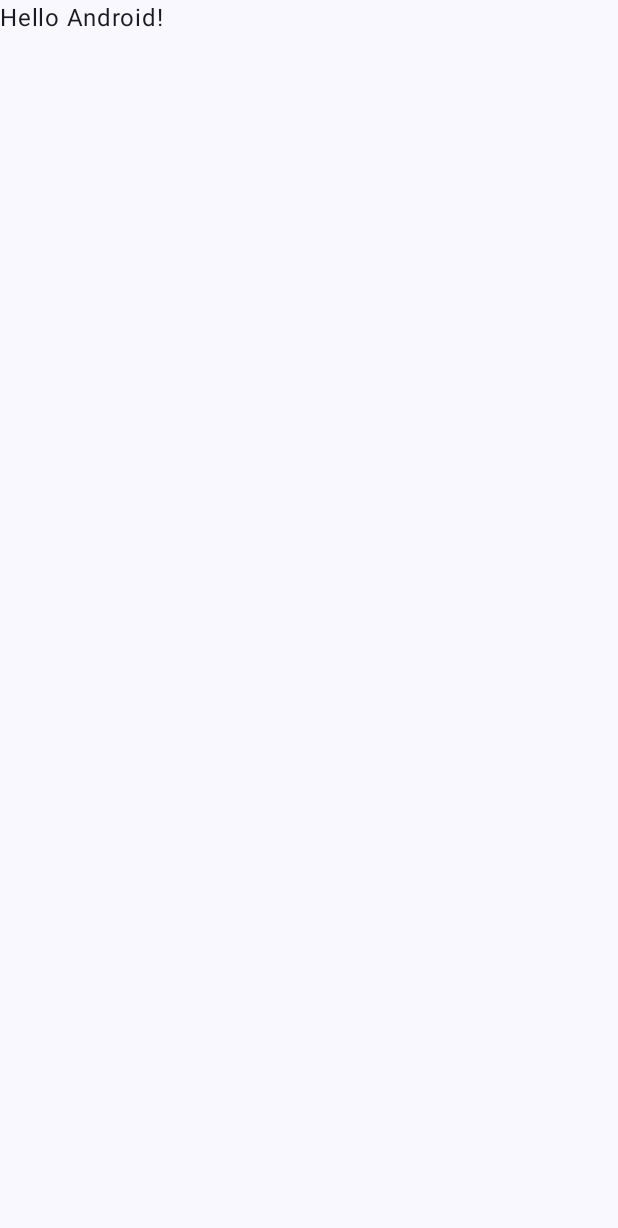
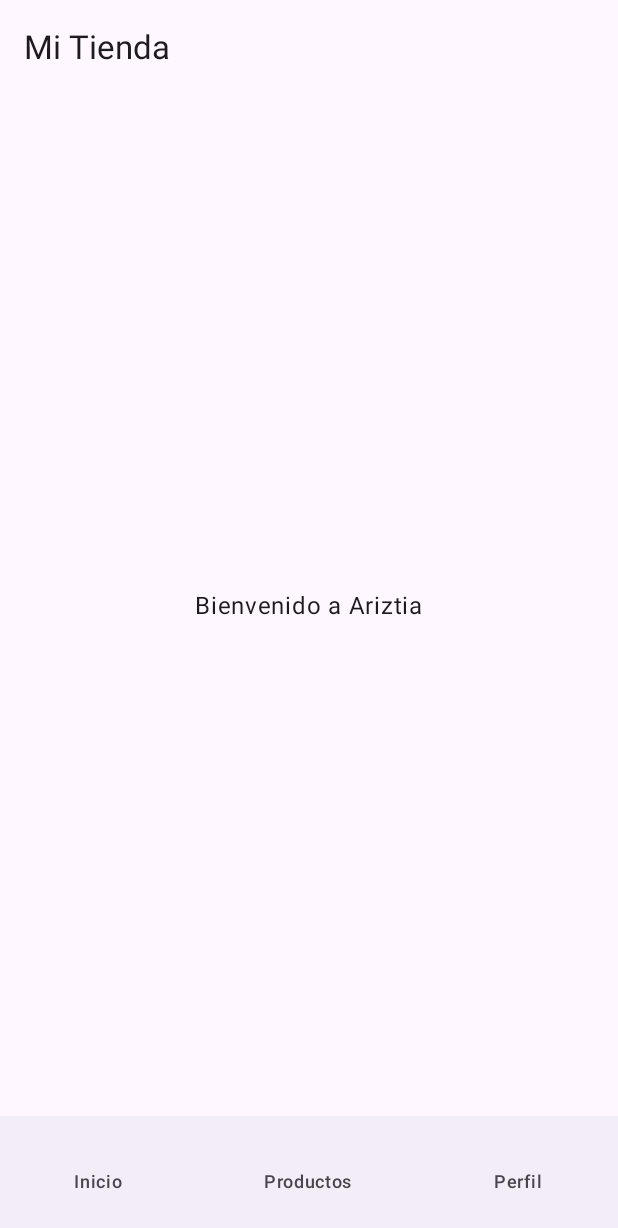
Before and after one commit to MatiCaroB/TrabajoAplicacionesMoviles, an Android app built with Jetpack Compose: the screen it shows after launch (MainActivity), on a phone screen of 412 x 824 dp. Before the commit the part shown is almost empty. Shown: the top 1228 px of the screen. Run offline under Robolectric (Android 15) with nearby library versions, the phone set to English and light mode, and no system bars; 2 statements that could not run were skipped.

Commit message:
No sé qué hice. Agregados errores para corregir luego

```diff
--- a/ATAP/app/build.gradle.kts
+++ b/ATAP/app/build.gradle.kts
@@ -6,7 +6,7 @@ plugins {
 android {
     namespace = "com.example.atap"
     compileSdk {
-        version = release(36) {
+        version = release(37) {
             minorApiLevel = 1
         }
     }
--- a/ATAP/app/src/main/java/com/example/atap/MainActivity.kt
+++ b/ATAP/app/src/main/java/com/example/atap/MainActivity.kt
@@ -3,45 +3,29 @@ package com.example.atap
 import android.os.Bundle
 import androidx.activity.ComponentActivity
 import androidx.activity.compose.setContent
-import androidx.activity.enableEdgeToEdge
-import androidx.compose.foundation.layout.fillMaxSize
-import androidx.compose.foundation.layout.padding
-import androidx.compose.material3.Scaffold
-import androidx.compose.material3.Text
-import androidx.compose.runtime.Composable
-import androidx.compose.ui.Modifier
-import androidx.compose.ui.tooling.preview.Preview
-import com.example.atap.ui.theme.ATAPTheme
+
+import androidx.compose.material3.MaterialTheme
+
+import androidx.compose.material3.Surface
+
+import com.example.atap.ui.navigation.AppNavigation
+
 
 class MainActivity : ComponentActivity() {
+
     override fun onCreate(savedInstanceState: Bundle?) {
+
         super.onCreate(savedInstanceState)
-        enableEdgeToEdge()
+
         setContent {
-            ATAPTheme {
-                Scaffold(modifier = Modifier.fillMaxSize()) { innerPadding ->
-                    Greeting(
-                        name = "Android",
-                        modifier = Modifier.padding(innerPadding)
-                    )
+
+            MaterialTheme {
+
+                Surface {
+
+                    AppNavigation()
                 }
             }
         }
     }
 }
-
-@Composable
-fun Greeting(name: String, modifier: Modifier = Modifier) {
-    Text(
-        text = "Hello $name!",
-        modifier = modifier
-    )
-}
-
-@Preview(showBackground = true)
-@Composable
-fun GreetingPreview() {
-    ATAPTheme {
-        Greeting("Android")
-    }
-}
--- a/ATAP/app/src/main/java/com/example/atap/ui/navigation/AppNavigation.kt
+++ b/ATAP/app/src/main/java/com/example/atap/ui/navigation/AppNavigation.kt
@@ -1 +1,110 @@
 package com.example.atap.ui.navigation
+
+import androidx.compose.runtime.getValue
+import androidx.navigation.compose.currentBackStackEntryAsState
+import androidx.compose.foundation.layout.padding
+import androidx.compose.material3.ExperimentalMaterial3Api
+import androidx.compose.material3.NavigationBar
+import androidx.compose.material3.NavigationBarItem
+import androidx.compose.material3.Scaffold
+import androidx.compose.material3.Text
+import androidx.compose.material3.TopAppBar
+import androidx.compose.runtime.Composable
+import androidx.compose.ui.Modifier
+import androidx.lifecycle.viewmodel.compose.viewModel
+import androidx.navigation.compose.NavHost
+import androidx.navigation.compose.composable
+import androidx.navigation.compose.rememberNavController
+import com.example.atap.ui.screeen.HomeScreen
+import com.example.atap.ui.screeen.PerfilScreen
+import com.example.atap.ui.screeen.ProductosScreen
+import com.example.atap.ui.viewmodel.MainViewModel
+
+@OptIn(ExperimentalMaterial3Api::class)
+@Composable
+fun AppNavigation() {
+
+    val backStackEntry by navController
+        .currentBackStackEntryAsState()
+
+    val currentRoute =
+        backStackEntry?.destination?.route
+
+    val navController = rememberNavController()
+    val viewModel: MainViewModel = viewModel()
+
+
+
+    Scaffold (
+        topBar = {
+
+            TopAppBar(
+                title = {
+                    Text("Mi Tienda")
+                }
+            )
+        },
+        bottomBar = {
+            NavigationBar {
+
+                NavigationBarItem(
+                    selected = false,
+                    onClick = {
+                        navController.navigate(AppRoutes.HOME)
+                    },
+                    icon = {},
+                    label = {
+                        Text("Inicio")
+                    }
+                )
+
+                NavigationBarItem(
+                    selected = false,
+                    onClick = {
+                        navController.navigate(AppRoutes.PRODUCTOS)
+                    },
+                    icon = {},
+                    label = {
+                        Text("Productos")
+                    }
+                )
+
+                NavigationBarItem(
+                    selected = false,
+                    onClick = {
+                        navController.navigate(AppRoutes.PERFIL)
+                    },
+                    icon = {},
+                    label = {
+                        Text("Perfil")
+                    }
+                )
+            }
+        }
+
+
+
+    ) { paddingValues ->
+
+        NavHost(
+            navController = navController,
+            startDestination = AppRoutes.HOME,
+            modifier = Modifier.padding(paddingValues)
+        ) {
+
+            composable(AppRoutes.HOME) {
+                HomeScreen()
+            }
+
+            composable(AppRoutes.PRODUCTOS) {
+                ProductosScreen(
+                    viewModel = viewModel
+                )
+            }
+
+            composable(AppRoutes.PERFIL) {
+                PerfilScreen()
+            }
+        }
+    }
+}
```
Also changed, not shown: ATAP/app/src/main/java/com/example/atap/ui/screeen/PerfilScreen.kt (+23 -0 lines), ATAP/app/src/main/java/com/example/atap/ui/screeen/ProductosScreen.kt (+38 -0 lines), 1 other file.
